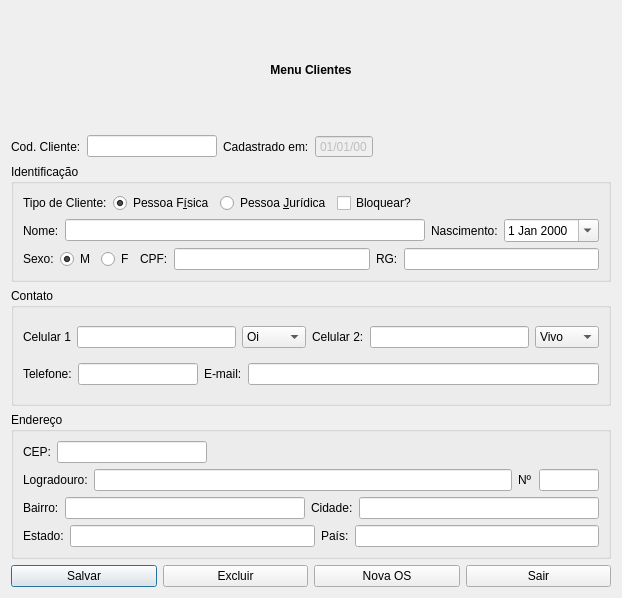
Before: the Qt Designer form ui_forms/clients.ui in Henrique-Miranda/erpy, drawn with Qt 5.
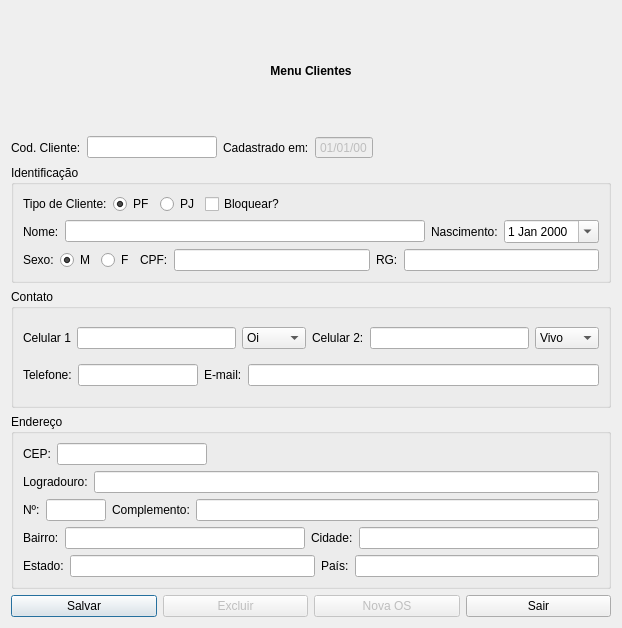
After: the same form once the commit is applied. Icons and pictures are not drawn.

Diff of the .ui file:
```diff
--- a/ui_forms/clients.ui
+++ b/ui_forms/clients.ui
@@ -7,7 +7,7 @@
     <x>0</x>
     <y>0</y>
     <width>622</width>
-    <height>598</height>
+    <height>628</height>
    </rect>
   </property>
   <property name="font">
@@ -136,7 +136,7 @@
         <item>
          <widget class="QRadioButton" name="radioButton">
           <property name="text">
-           <string>Pessoa F&amp;ísica</string>
+           <string>PF</string>
           </property>
           <property name="checkable">
            <bool>true</bool>
@@ -155,7 +155,7 @@
         <item>
          <widget class="QRadioButton" name="radioButton_2">
           <property name="text">
-           <string>Pessoa &amp;Jurídica</string>
+           <string>PJ</string>
           </property>
           <attribute name="buttonGroup">
            <string notr="true">buttonGroup</string>
@@ -477,10 +477,14 @@
         <item>
          <widget class="QLineEdit" name="leStreet"/>
         </item>
+       </layout>
+      </item>
+      <item>
+       <layout class="QHBoxLayout" name="horizontalLayout_2">
         <item>
          <widget class="QLabel" name="lbNumber">
           <property name="text">
-           <string>Nº</string>
+           <string>Nº:</string>
           </property>
          </widget>
         </item>
@@ -494,6 +498,16 @@
           </property>
          </widget>
         </item>
+        <item>
+         <widget class="QLabel" name="lbComp">
+          <property name="text">
+           <string>Complemento:</string>
+          </property>
+         </widget>
+        </item>
+        <item>
+         <widget class="QLineEdit" name="leComp"/>
+        </item>
        </layout>
       </item>
       <item>
@@ -558,6 +572,9 @@
      </item>
      <item>
       <widget class="QPushButton" name="pbDelete">
+       <property name="enabled">
+        <bool>false</bool>
+       </property>
        <property name="text">
         <string>Excluir</string>
        </property>
@@ -565,6 +582,9 @@
      </item>
      <item>
       <widget class="QPushButton" name="pbNew">
+       <property name="enabled">
+        <bool>false</bool>
+       </property>
        <property name="text">
         <string>Nova OS</string>
        </property>
```
Left out of the diff: 13 changed lines with no effect on the pictures.
